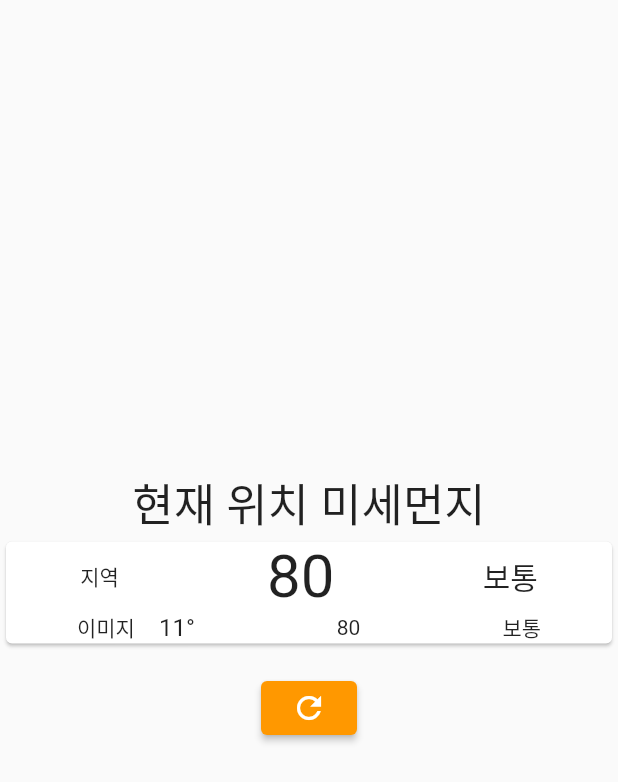
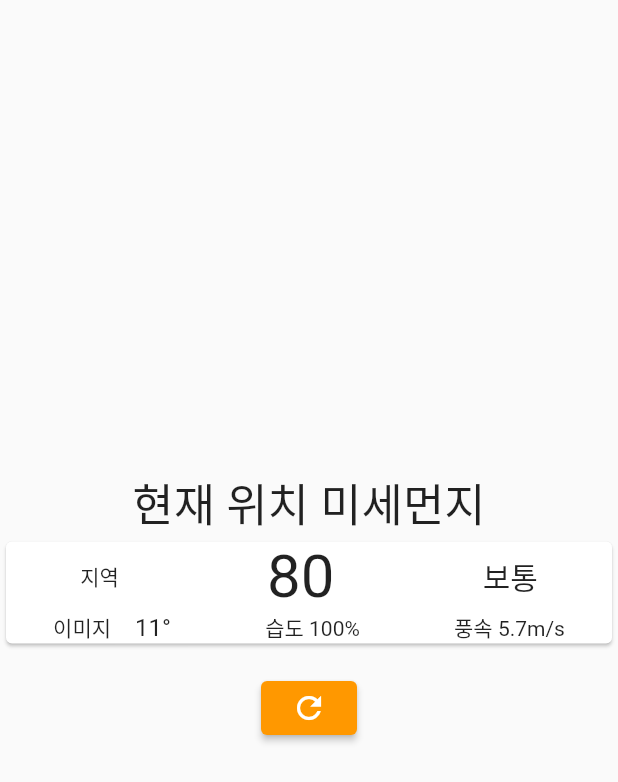
Before and after one commit to OSS0302/flutter_dust, a Flutter app: the screen it shows after launch, on a phone screen of 412 x 824 dp. Shown: the top 782 px of the screen. Run offline on Flutter 3.47's test engine with Material 2 defaults, Android fonts, the phone set to English and light mode, and no system bars.

Commit message:
습도 100% 풍속 5.7m/s 으로 텍스트 변경

```diff
--- a/lib/main.dart
+++ b/lib/main.dart
@@ -59,8 +59,8 @@ class _MainState extends State<Main> {
                         Text('11°',style:  TextStyle(fontSize: 16),),
                       ],
                     ),
-                    Text('80'),
-                    Text('보통'),
+                    Text('습도 100%'),
+                    Text('풍속 5.7m/s'),
             ],
           )
             ],),
```
